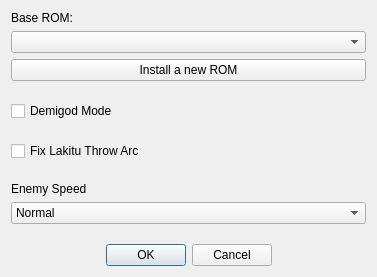
Coolcord/Level-Headed, file SMB1/SMB1_Compliance_To_SMB1/Configure_Base_Form.ui: the form before one commit.
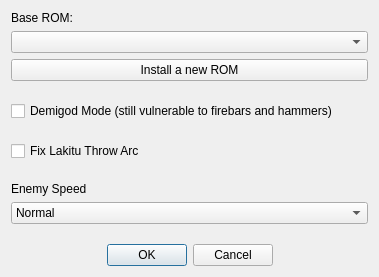
The form after the commit.

Commit message: Fireballs now kill everything onscreen in Demigod mode

What changed in the file:
```diff
--- a/SMB1/SMB1_Compliance_To_SMB1/Configure_Base_Form.ui
+++ b/SMB1/SMB1_Compliance_To_SMB1/Configure_Base_Form.ui
@@ -6,7 +6,7 @@
    <rect>
     <x>0</x>
     <y>0</y>
-    <width>377</width>
+    <width>379</width>
     <height>277</height>
    </rect>
   </property>
@@ -51,7 +51,7 @@
    <item>
     <widget class="QCheckBox" name="cbGodMode">
      <property name="text">
-      <string>Demigod Mode</string>
+      <string>Demigod Mode (still vulnerable to firebars and hammers)</string>
      </property>
      <property name="tristate">
       <bool>false</bool>
```
The commit also changes 3 other files.
